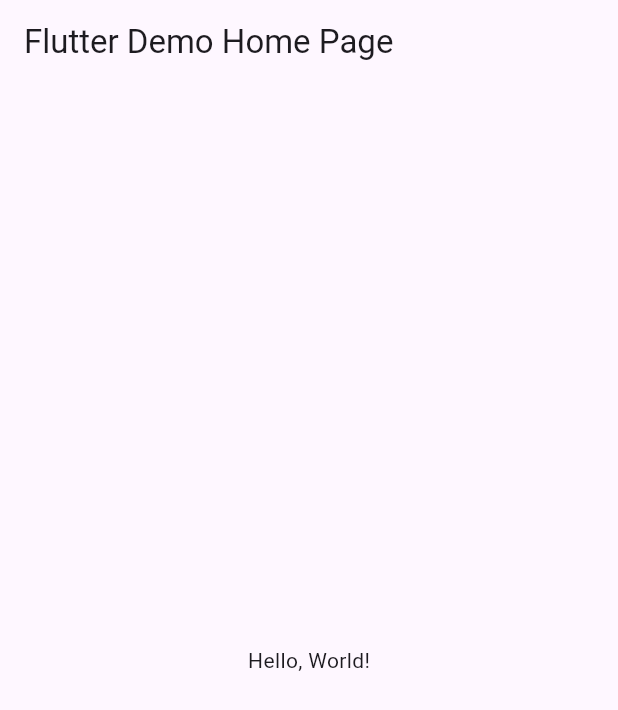
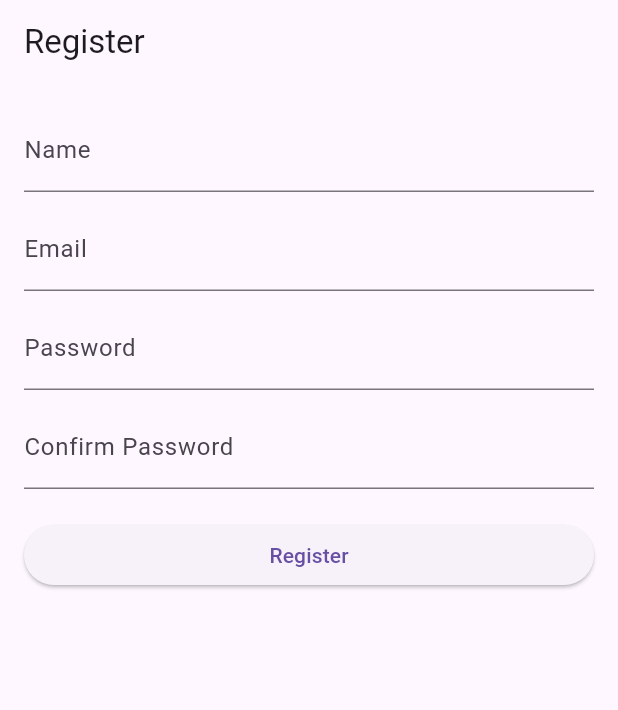
Before and after one commit to w3villa-ananta-khurana/flutter-ak, a Flutter app: the screen it shows after launch, on a phone screen of 412 x 824 dp. Shown: the top 710 px of the screen. Run offline on Flutter 3.47's test engine with Material 3 defaults, Android fonts, the phone set to English and light mode, and no system bars.

Commit message:
Update main.dart-commit changes

```diff
--- a/lib/main.dart
+++ b/lib/main.dart
@@ -1,41 +1,125 @@
 import 'package:flutter/material.dart';
 
-void main() => runApp(MyApp());
+void main() {
+  runApp(const MyApp());
+}
 
 class MyApp extends StatelessWidget {
   const MyApp({super.key});
-  // This widget is the root of your application.
+
   @override
   Widget build(BuildContext context) {
     return MaterialApp(
-      // Application name
-      title: 'Flutter Hello World',
-      // Application theme data, you can set the colors for the application as
-      // you want
-      theme: ThemeData(
-        // useMaterial3: false,
-        primarySwatch: Colors.blue,
-      ),
-      // A widget which will be started on application startup
-      home: MyHomePage(title: 'Flutter Demo Home Page'),
+      title: 'Registration Form',
+      theme: ThemeData(primarySwatch: Colors.blue),
+      home: const RegistrationForm(),
     );
   }
 }
 
-class MyHomePage extends StatelessWidget {
-  final String title;
-  const MyHomePage({super.key, required this.title});
+class RegistrationForm extends StatefulWidget {
+  const RegistrationForm({super.key});
+
+  @override
+  State<RegistrationForm> createState() => _RegistrationFormState();
+}
+
+class _RegistrationFormState extends State<RegistrationForm> {
+  final _formKey = GlobalKey<FormState>();
+
+  final _nameController = TextEditingController();
+  final _emailController = TextEditingController();
+  final _passwordController = TextEditingController();
+  final _confirmPasswordController = TextEditingController();
+
+  void _submitForm() {
+    if (_formKey.currentState!.validate()) {
+      ScaffoldMessenger.of(context).showSnackBar(
+        const SnackBar(content: Text('Registration Successful')),
+      );
+    }
+  }
+
+  @override
+  void dispose() {
+    _nameController.dispose();
+    _emailController.dispose();
+    _passwordController.dispose();
+    _confirmPasswordController.dispose();
+    super.dispose();
+  }
 
   @override
   Widget build(BuildContext context) {
     return Scaffold(
-      appBar: AppBar(
-        // The title text which will be shown on the action bar
-        title: Text(title),
-      ),
-      body: Center(
-        child: Text(
-          'Hello, World!',
+      appBar: AppBar(title: const Text('Register')),
+      body: Padding(
+        padding: const EdgeInsets.all(16.0),
+        child: Form(
+          key: _formKey,
+          child: ListView(
+            children: [
+              TextFormField(
+                controller: _nameController,
+                decoration: const InputDecoration(labelText: 'Name'),
+                validator: (value) {
+                  if (value == null || value.isEmpty) {
+                    return 'Name is required';
+                  } else if (value.length < 3) {
+                    return 'Name must be at least 3 characters';
+                  }
+                  return null;
+                },
+              ),
+              const SizedBox(height: 10),
+              TextFormField(
+                controller: _emailController,
+                decoration: const InputDecoration(labelText: 'Email'),
+                validator: (value) {
+                  if (value == null || value.isEmpty) {
+                    return 'Email is required';
+                  } else if (!RegExp(r'^[^@]+@[^@]+\.[^@]+').hasMatch(value)) {
+                    return 'Enter a valid email';
+                  }
+                  return null;
+                },
+              ),
+              const SizedBox(height: 10),
+              TextFormField(
+                controller: _passwordController,
+                obscureText: true,
+                decoration: const InputDecoration(labelText: 'Password'),
+                validator: (value) {
+                  if (value == null || value.isEmpty) {
+                    return 'Password is required';
+                  } else if (value.length < 6) {
+                    return 'Password must be at least 6 characters';
+                  }
+                  return null;
+                },
+              ),
+              const SizedBox(height: 10),
+              TextFormField(
+                controller: _confirmPasswordController,
+                obscureText: true,
+                decoration:
+                    const InputDecoration(labelText: 'Confirm Password'),
+                validator: (value) {
+                  if (value == null || value.isEmpty) {
+                    return 'Please confirm your password';
+                  } else if (value != _passwordController.text) {
+                    return 'Passwords do not match';
+                  }
+                  return null;
+                },
+              ),
+              const SizedBox(height: 20),
+              ElevatedButton(
+                onPressed: _submitForm,
+                child: const Text('Register'),
+              ),
+            ],
+          ),
         ),
       ),
     );
```
